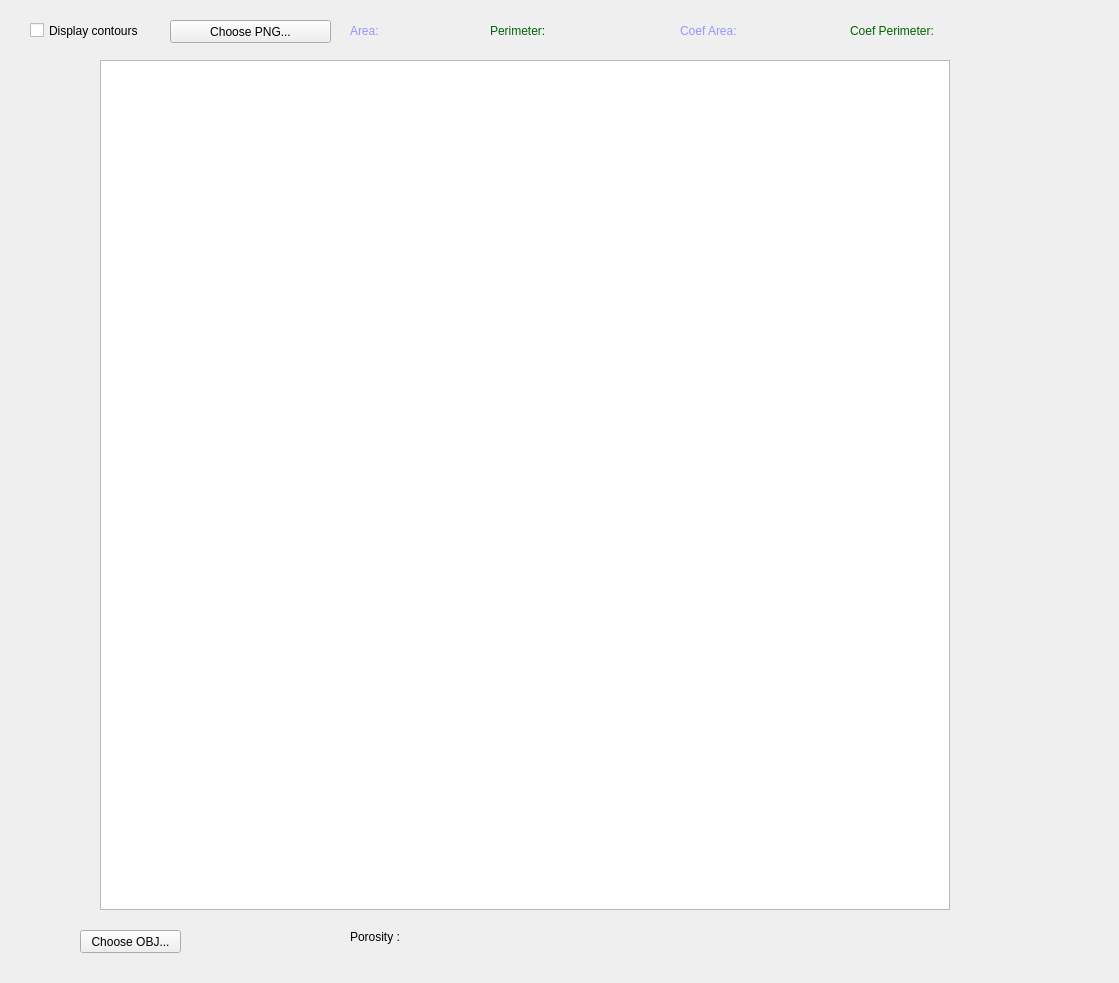
This is src/gui/areaperimeterwindow.ui in borisbordeaux/Auto_Frac as Qt 5 draws it before an edit. The edited form follows.
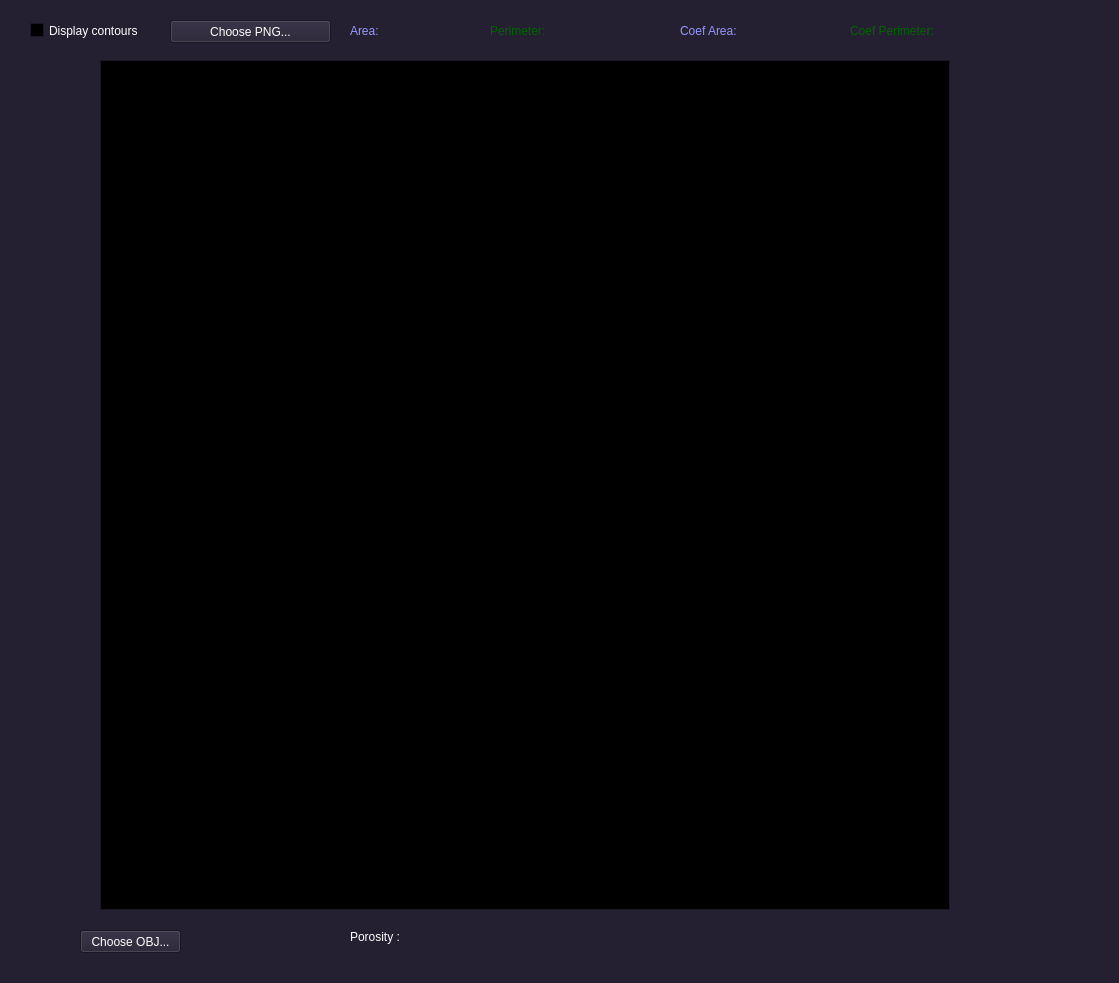
This is the edited form.

Commit message: Added Auto Sub 2D Window

Diff of the .ui file:
```diff
--- a/src/gui/areaperimeterwindow.ui
+++ b/src/gui/areaperimeterwindow.ui
@@ -10,6 +10,448 @@
     <height>983</height>
    </rect>
   </property>
+  <property name="palette">
+   <palette>
+    <active>
+     <colorrole role="WindowText">
+      <brush brushstyle="SolidPattern">
+       <color alpha="255">
+        <red>255</red>
+        <green>255</green>
+        <blue>255</blue>
+       </color>
+      </brush>
+     </colorrole>
+     <colorrole role="Button">
+      <brush brushstyle="SolidPattern">
+       <color alpha="255">
+        <red>36</red>
+        <green>31</green>
+        <blue>49</blue>
+       </color>
+      </brush>
+     </colorrole>
+     <colorrole role="Light">
+      <brush brushstyle="SolidPattern">
+       <color alpha="255">
+        <red>54</red>
+        <green>46</green>
+        <blue>73</blue>
+       </color>
+      </brush>
+     </colorrole>
+     <colorrole role="Midlight">
+      <brush brushstyle="SolidPattern">
+       <color alpha="255">
+        <red>45</red>
+        <green>38</green>
+        <blue>61</blue>
+       </color>
+      </brush>
+     </colorrole>
+     <colorrole role="Dark">
+      <brush brushstyle="SolidPattern">
+       <color alpha="255">
+        <red>18</red>
+        <green>15</green>
+        <blue>24</blue>
+       </color>
+      </brush>
+     </colorrole>
+     <colorrole role="Mid">
+      <brush brushstyle="SolidPattern">
+       <color alpha="255">
+        <red>24</red>
+        <green>21</green>
+        <blue>33</blue>
+       </color>
+      </brush>
+     </colorrole>
+     <colorrole role="Text">
+      <brush brushstyle="SolidPattern">
+       <color alpha="255">
+        <red>255</red>
+        <green>255</green>
+        <blue>255</blue>
+       </color>
+      </brush>
+     </colorrole>
+     <colorrole role="BrightText">
+      <brush brushstyle="SolidPattern">
+       <color alpha="255">
+        <red>255</red>
+        <green>255</green>
+        <blue>255</blue>
+       </color>
+      </brush>
+     </colorrole>
+     <colorrole role="ButtonText">
+      <brush brushstyle="SolidPattern">
+       <color alpha="255">
+        <red>255</red>
+        <green>255</green>
+        <blue>255</blue>
+       </color>
+      </brush>
+     </colorrole>
+     <colorrole role="Base">
+      <brush brushstyle="SolidPattern">
+       <color alpha="255">
+        <red>0</red>
+        <green>0</green>
+        <blue>0</blue>
+       </color>
+      </brush>
+     </colorrole>
+     <colorrole role="Window">
+      <brush brushstyle="SolidPattern">
+       <color alpha="255">
+        <red>36</red>
+        <green>31</green>
+        <blue>49</blue>
+       </color>
+      </brush>
+     </colorrole>
+     <colorrole role="Shadow">
+      <brush brushstyle="SolidPattern">
+       <color alpha="255">
+        <red>0</red>
+        <green>0</green>
+        <blue>0</blue>
+       </color>
+      </brush>
+     </colorrole>
+     <colorrole role="AlternateBase">
+      <brush brushstyle="SolidPattern">
+       <color alpha="255">
+        <red>18</red>
+        <green>15</green>
+        <blue>24</blue>
+       </color>
+      </brush>
+     </colorrole>
+     <colorrole role="ToolTipBase">
+      <brush brushstyle="SolidPattern">
+       <color alpha="255">
+        <red>255</red>
+        <green>255</green>
+        <blue>220</blue>
+       </color>
+      </brush>
+     </colorrole>
+     <colorrole role="ToolTipText">
+      <brush brushstyle="SolidPattern">
+       <color alpha="255">
+        <red>0</red>
+        <green>0</green>
+        <blue>0</blue>
+       </color>
+      </brush>
+     </colorrole>
+     <colorrole role="PlaceholderText">
+      <brush brushstyle="SolidPattern">
+       <color alpha="127">
+        <red>255</red>
+        <green>255</green>
+        <blue>255</blue>
+       </color>
+      </brush>
+     </colorrole>
+    </active>
+    <inactive>
+     <colorrole role="WindowText">
+      <brush brushstyle="SolidPattern">
+       <color alpha="255">
+        <red>255</red>
+        <green>255</green>
+        <blue>255</blue>
+       </color>
+      </brush>
+     </colorrole>
+     <colorrole role="Button">
+      <brush brushstyle="SolidPattern">
+       <color alpha="255">
+        <red>36</red>
+        <green>31</green>
+        <blue>49</blue>
+       </color>
+      </brush>
+     </colorrole>
+     <colorrole role="Light">
+      <brush brushstyle="SolidPattern">
+       <color alpha="255">
+        <red>54</red>
+        <green>46</green>
+        <blue>73</blue>
+       </color>
+      </brush>
+     </colorrole>
+     <colorrole role="Midlight">
+      <brush brushstyle="SolidPattern">
+       <color alpha="255">
+        <red>45</red>
+        <green>38</green>
+        <blue>61</blue>
+       </color>
+      </brush>
+     </colorrole>
+     <colorrole role="Dark">
+      <brush brushstyle="SolidPattern">
+       <color alpha="255">
+        <red>18</red>
+        <green>15</green>
+        <blue>24</blue>
+       </color>
+      </brush>
+     </colorrole>
+     <colorrole role="Mid">
+      <brush brushstyle="SolidPattern">
+       <color alpha="255">
+        <red>24</red>
+        <green>21</green>
+        <blue>33</blue>
+       </color>
+      </brush>
+     </colorrole>
+     <colorrole role="Text">
+      <brush brushstyle="SolidPattern">
+       <color alpha="255">
+        <red>255</red>
+        <green>255</green>
+        <blue>255</blue>
+       </color>
+      </brush>
+     </colorrole>
+     <colorrole role="BrightText">
+      <brush brushstyle="SolidPattern">
+       <color alpha="255">
+        <red>255</red>
+        <green>255</green>
+        <blue>255</blue>
+       </color>
+      </brush>
+     </colorrole>
+     <colorrole role="ButtonText">
+      <brush brushstyle="SolidPattern">
+       <color alpha="255">
+        <red>255</red>
+        <green>255</green>
+        <blue>255</blue>
+       </color>
+      </brush>
+     </colorrole>
+     <colorrole role="Base">
+      <brush brushstyle="SolidPattern">
+       <color alpha="255">
+        <red>0</red>
+        <green>0</green>
+        <blue>0</blue>
+       </color>
+      </brush>
+     </colorrole>
+     <colorrole role="Window">
+      <brush brushstyle="SolidPattern">
+       <color alpha="255">
+        <red>36</red>
+        <green>31</green>
+        <blue>49</blue>
+       </color>
+      </brush>
+     </colorrole>
+     <colorrole role="Shadow">
+      <brush brushstyle="SolidPattern">
+       <color alpha="255">
+        <red>0</red>
+        <green>0</green>
+        <blue>0</blue>
+       </color>
+      </brush>
+     </colorrole>
+     <colorrole role="AlternateBase">
+      <brush brushstyle="SolidPattern">
+       <color alpha="255">
+        <red>18</red>
+        <green>15</green>
+        <blue>24</blue>
+       </color>
+      </brush>
+     </colorrole>
+     <colorrole role="ToolTipBase">
+      <brush brushstyle="SolidPattern">
+       <color alpha="255">
+        <red>255</red>
+        <green>255</green>
+        <blue>220</blue>
+       </color>
+      </brush>
+     </colorrole>
+     <colorrole role="ToolTipText">
+      <brush brushstyle="SolidPattern">
+       <color alpha="255">
+        <red>0</red>
+        <green>0</green>
+        <blue>0</blue>
+       </color>
+      </brush>
+     </colorrole>
+     <colorrole role="PlaceholderText">
+      <brush brushstyle="SolidPattern">
+       <color alpha="127">
+        <red>255</red>
+        <green>255</green>
+        <blue>255</blue>
+       </color>
+      </brush>
+     </colorrole>
+    </inactive>
+    <disabled>
+     <colorrole role="WindowText">
+      <brush brushstyle="SolidPattern">
+       <color alpha="255">
+        <red>18</red>
+        <green>15</green>
+        <blue>24</blue>
+       </color>
+      </brush>
+     </colorrole>
+     <colorrole role="Button">
+      <brush brushstyle="SolidPattern">
+       <color alpha="255">
+        <red>36</red>
+        <green>31</green>
+        <blue>49</blue>
+       </color>
+      </brush>
+     </colorrole>
+     <colorrole role="Light">
+      <brush brushstyle="SolidPattern">
+       <color alpha="255">
+        <red>54</red>
+        <green>46</green>
+        <blue>73</blue>
+       </color>
+      </brush>
+     </colorrole>
+     <colorrole role="Midlight">
+      <brush brushstyle="SolidPattern">
+       <color alpha="255">
+        <red>45</red>
+        <green>38</green>
+        <blue>61</blue>
+       </color>
+      </brush>
+     </colorrole>
+     <colorrole role="Dark">
+      <brush brushstyle="SolidPattern">
+       <color alpha="255">
+        <red>18</red>
+        <green>15</green>
+        <blue>24</blue>
+       </color>
+      </brush>
+     </colorrole>
+     <colorrole role="Mid">
+      <brush brushstyle="SolidPattern">
+       <color alpha="255">
+        <red>24</red>
+        <green>21</green>
+        <blue>33</blue>
+       </color>
+      </brush>
+     </colorrole>
+     <colorrole role="Text">
+      <brush brushstyle="SolidPattern">
+       <color alpha="255">
+        <red>18</red>
+        <green>15</green>
+        <blue>24</blue>
+       </color>
+      </brush>
+     </colorrole>
+     <colorrole role="BrightText">
+      <brush brushstyle="SolidPattern">
+       <color alpha="255">
+        <red>255</red>
+        <green>255</green>
+        <blue>255</blue>
+       </color>
+      </brush>
+     </colorrole>
+     <colorrole role="ButtonText">
+      <brush brushstyle="SolidPattern">
+       <color alpha="255">
+        <red>18</red>
+        <green>15</green>
+        <blue>24</blue>
+       </color>
+      </brush>
+     </colorrole>
+     <colorrole role="Base">
+      <brush brushstyle="SolidPattern">
+       <color alpha="255">
+        <red>36</red>
+        <green>31</green>
+        <blue>49</blue>
+       </color>
+      </brush>
+     </colorrole>
+     <colorrole role="Window">
+      <brush brushstyle="SolidPattern">
+       <color alpha="255">
+        <red>36</red>
+        <green>31</green>
+        <blue>49</blue>
+       </color>
+      </brush>
+     </colorrole>
+     <colorrole role="Shadow">
+      <brush brushstyle="SolidPattern">
+       <color alpha="255">
+        <red>0</red>
+        <green>0</green>
+        <blue>0</blue>
+       </color>
+      </brush>
+     </colorrole>
+     <colorrole role="AlternateBase">
+      <brush brushstyle="SolidPattern">
+       <color alpha="255">
+        <red>36</red>
+        <green>31</green>
+        <blue>49</blue>
+       </color>
+      </brush>
+     </colorrole>
+     <colorrole role="ToolTipBase">
+      <brush brushstyle="SolidPattern">
+       <color alpha="255">
+        <red>255</red>
+        <green>255</green>
+        <blue>220</blue>
+       </color>
+      </brush>
+     </colorrole>
+     <colorrole role="ToolTipText">
+      <brush brushstyle="SolidPattern">
+       <color alpha="255">
+        <red>0</red>
+        <green>0</green>
+        <blue>0</blue>
+       </color>
+      </brush>
+     </colorrole>
+     <colorrole role="PlaceholderText">
+      <brush brushstyle="SolidPattern">
+       <color alpha="127">
+        <red>18</red>
+        <green>15</green>
+        <blue>24</blue>
+       </color>
+      </brush>
+     </colorrole>
+    </disabled>
+   </palette>
+  </property>
   <property name="windowTitle">
    <string>AreaPerimeterWindow</string>
   </property>
```
The commit also changes 9 other files.
